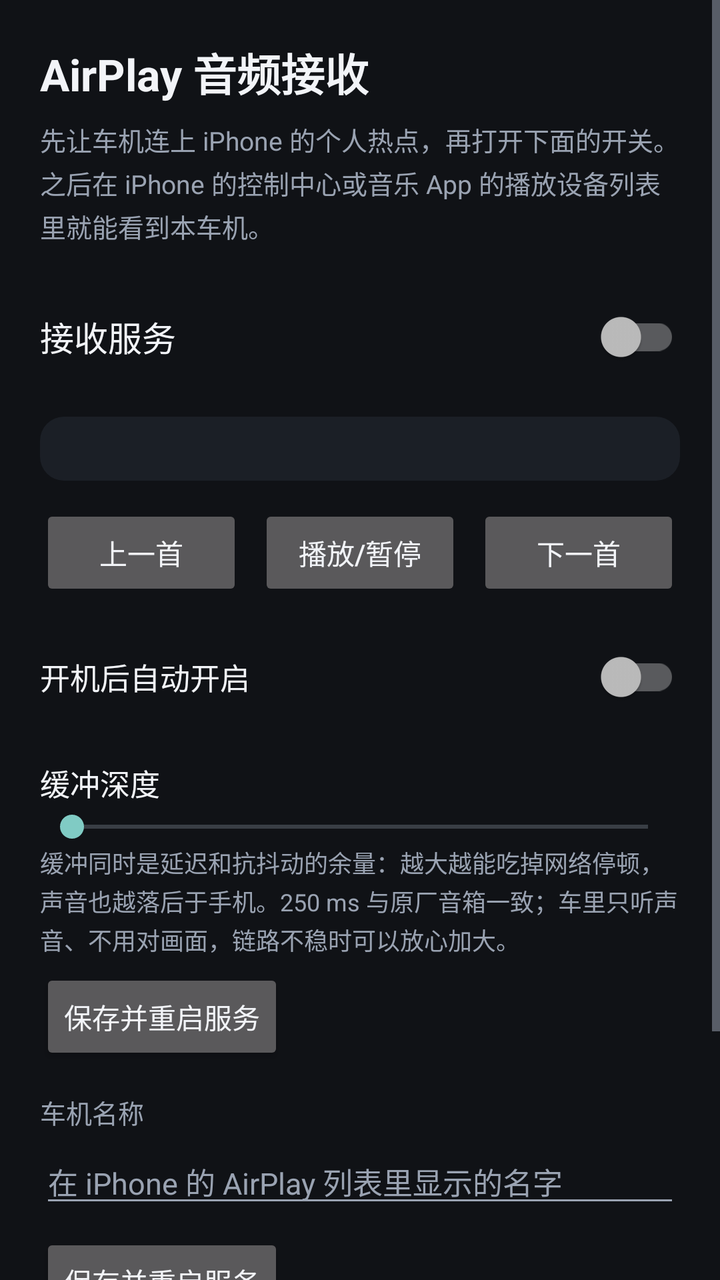
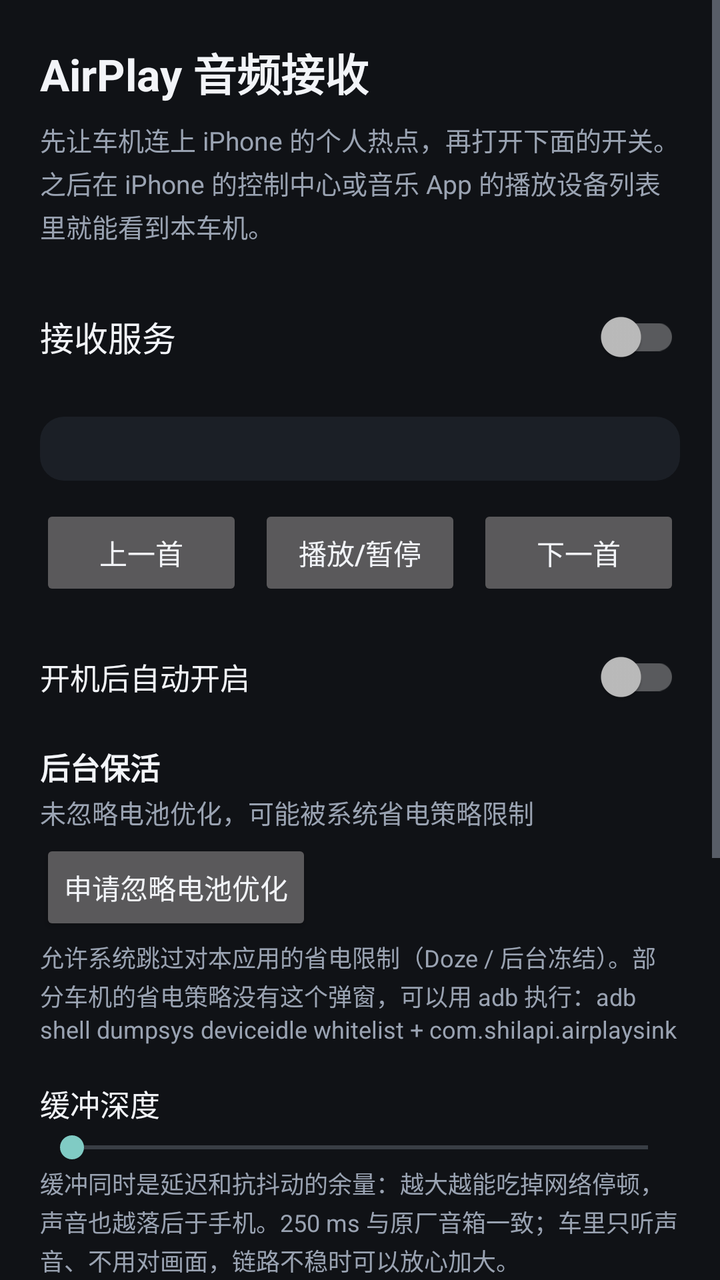

The first picture is an Android layout as it rendered before a commit; the second is the same layout after the commit. The layout source and the unified diff follow.
<!-- AndroidManifest.xml: activity theme Theme.AirPlaySink -->
<!-- res/layout/activity_main.xml -->
<?xml version="1.0" encoding="utf-8"?>
<ScrollView xmlns:android="http://schemas.android.com/apk/res/android"
    android:id="@+id/rootScroll"
    android:layout_width="match_parent"
    android:layout_height="match_parent"
    android:fillViewport="true"
    android:scrollbarStyle="outsideOverlay">

    <LinearLayout
        android:layout_width="match_parent"
        android:layout_height="wrap_content"
        android:orientation="vertical"
        android:padding="20dp">

        <TextView
            android:layout_width="wrap_content"
            android:layout_height="wrap_content"
            android:text="@string/ui_headline"
            android:textColor="@color/sink_text"
            android:textSize="22sp"
            android:textStyle="bold" />

        <TextView
            android:layout_width="match_parent"
            android:layout_height="wrap_content"
            android:layout_marginTop="8dp"
            android:lineSpacingExtra="3dp"
            android:text="@string/ui_hint"
            android:textColor="@color/sink_text_dim"
            android:textSize="13sp" />

        <androidx.appcompat.widget.SwitchCompat
            android:id="@+id/serviceSwitch"
            android:layout_width="match_parent"
            android:layout_height="wrap_content"
            android:layout_marginTop="18dp"
            android:minHeight="56dp"
            android:text="@string/ui_service_switch"
            android:textColor="@color/sink_text"
            android:textSize="17sp" />

        <LinearLayout
            android:id="@+id/statusCard"
            android:layout_width="match_parent"
            android:layout_height="wrap_content"
            android:layout_marginTop="12dp"
            android:background="@drawable/bg_card"
            android:orientation="vertical"
            android:padding="16dp" />

        <LinearLayout
            android:layout_width="match_parent"
            android:layout_height="wrap_content"
            android:layout_marginTop="12dp"
            android:orientation="horizontal">

            <Button
                android:id="@+id/previousButton"
                android:layout_width="0dp"
                android:layout_height="wrap_content"
                android:layout_weight="1"
                android:enabled="false"
                android:minWidth="0dp"
                android:text="@string/ui_control_previous" />

            <Button
                android:id="@+id/playPauseButton"
                android:layout_width="0dp"
                android:layout_height="wrap_content"
                android:layout_marginStart="8dp"
                android:layout_marginEnd="8dp"
                android:layout_weight="1"
                android:enabled="false"
                android:minWidth="0dp"
                android:text="@string/ui_control_play_pause" />

            <Button
                android:id="@+id/nextButton"
                android:layout_width="0dp"
                android:layout_height="wrap_content"
                android:layout_weight="1"
                android:enabled="false"
                android:minWidth="0dp"
                android:text="@string/ui_control_next" />
        </LinearLayout>

        <androidx.appcompat.widget.SwitchCompat
            android:id="@+id/bootSwitch"
            android:layout_width="match_parent"
            android:layout_height="wrap_content"
            android:layout_marginTop="14dp"
            android:minHeight="48dp"
            android:text="@string/ui_start_on_boot"
            android:textColor="@color/sink_text"
            android:textSize="15sp" />

        <LinearLayout
            android:layout_width="match_parent"
            android:layout_height="wrap_content"
            android:layout_marginTop="18dp"
            android:gravity="center_vertical"
            android:orientation="horizontal">

            <TextView
                android:layout_width="0dp"
                android:layout_height="wrap_content"
                android:layout_weight="1"
                android:text="@string/ui_buffer"
                android:textColor="@color/sink_text"
                android:textSize="15sp" />

            <TextView
                android:id="@+id/bufferValue"
                android:layout_width="wrap_content"
                android:layout_height="wrap_content"
                android:textColor="@color/sink_text"
                android:textSize="15sp"
                android:textStyle="bold" />
        </LinearLayout>

        <SeekBar
            android:id="@+id/bufferSeek"
            android:layout_width="match_parent"
            android:layout_height="wrap_content"
            android:layout_marginTop="2dp"
            android:max="6" />

        <TextView
            android:id="@+id/bufferHint"
            android:layout_width="match_parent"
            android:layout_height="wrap_content"
            android:lineSpacingExtra="2dp"
            android:text="@string/ui_buffer_hint"
            android:textColor="@color/sink_text_dim"
            android:textSize="12sp" />

        <Button
            android:id="@+id/applyBufferButton"
            android:layout_width="wrap_content"
            android:layout_height="wrap_content"
            android:layout_marginTop="6dp"
            android:text="@string/ui_apply_buffer" />

        <TextView
            android:layout_width="wrap_content"
            android:layout_height="wrap_content"
            android:layout_marginTop="14dp"
            android:text="@string/ui_device_name"
            android:textColor="@color/sink_text_dim"
            android:textSize="13sp" />

        <EditText
            android:id="@+id/deviceNameInput"
            android:layout_width="match_parent"
            android:layout_height="wrap_content"
            android:layout_marginTop="4dp"
            android:hint="@string/ui_device_name_hint"
            android:importantForAutofill="no"
            android:inputType="text"
            android:maxLines="1"
            android:textColor="@color/sink_text"
            android:textColorHint="@color/sink_text_dim"
            android:textSize="15sp" />

        <Button
            android:id="@+id/applyNameButton"
            android:layout_width="wrap_content"
            android:layout_height="wrap_content"
            android:layout_marginTop="8dp"
            android:text="@string/ui_apply_name" />

        <LinearLayout
            android:layout_width="match_parent"
            android:layout_height="wrap_content"
            android:layout_marginTop="22dp"
            android:gravity="center_vertical"
            android:orientation="horizontal">

            <TextView
                android:layout_width="0dp"
                android:layout_height="wrap_content"
                android:layout_weight="1"
                android:text="@string/ui_log"
                android:textColor="@color/sink_text"
                android:textSize="15sp"
                android:textStyle="bold" />

            <Button
                android:id="@+id/copyLogButton"
                style="?android:attr/buttonBarButtonStyle"
                android:layout_width="wrap_content"
                android:layout_height="wrap_content"
                android:minWidth="0dp"
                android:text="@string/ui_copy_log" />

            <Button
                android:id="@+id/clearLogButton"
                style="?android:attr/buttonBarButtonStyle"
                android:layout_width="wrap_content"
                android:layout_height="wrap_content"
                android:minWidth="0dp"
                android:text="@string/ui_clear_log" />
        </LinearLayout>

        <TextView
            android:id="@+id/logText"
            android:layout_width="match_parent"
            android:layout_height="wrap_content"
            android:layout_marginTop="6dp"
            android:background="@drawable/bg_card"
            android:fontFamily="monospace"
            android:lineSpacingExtra="2dp"
            android:padding="10dp"
            android:textColor="@color/sink_text_dim"
            android:textIsSelectable="true"
            android:textSize="10sp" />
    </LinearLayout>
</ScrollView>
<!-- resources referenced by this layout -->
<resources>
  <color name="sink_text">#FFF2F4F8</color>
  <color name="sink_text_dim">#FF9AA3B2</color>
  <!-- drawable bg_card (drawable) -->
  <?xml version="1.0" encoding="utf-8"?>
  <shape xmlns:android="http://schemas.android.com/apk/res/android"
      android:shape="rectangle">
      <solid android:color="@color/sink_surface" />
      <corners android:radius="12dp" />
  </shape>
  <string name="ui_apply_buffer">保存并重启服务</string>
  <string name="ui_apply_name">保存并重启服务</string>
  <string name="ui_buffer">缓冲深度</string>
  <string name="ui_buffer_hint">缓冲同时是延迟和抗抖动的余量：越大越能吃掉网络停顿，声音也越落后于手机。250 ms 与原厂音箱一致；车里只听声音、不用对画面，链路不稳时可以放心加大。</string>
  <string name="ui_clear_log">清空</string>
  <string name="ui_control_next">下一首</string>
  <string name="ui_control_play_pause">播放/暂停</string>
  <string name="ui_control_previous">上一首</string>
  <string name="ui_copy_log">复制</string>
  <string name="ui_device_name">车机名称</string>
  <string name="ui_device_name_hint">在 iPhone 的 AirPlay 列表里显示的名字</string>
  <string name="ui_headline">AirPlay 音频接收</string>
  <string name="ui_hint">先让车机连上 iPhone 的个人热点，再打开下面的开关。之后在 iPhone 的控制中心或音乐 App 的播放设备列表里就能看到本车机。</string>
  <string name="ui_log">运行日志</string>
  <string name="ui_service_switch">接收服务</string>
  <string name="ui_start_on_boot">开机后自动开启</string>
  <style name="Theme.AirPlaySink" parent="Theme.AppCompat.NoActionBar">
          <item name="android:windowBackground">@color/sink_background</item>
          <item name="android:colorBackground">@color/sink_background</item>
          <item name="android:textColorPrimary">@color/sink_text</item>
          <item name="android:textColorSecondary">@color/sink_text_dim</item>
          <item name="android:statusBarColor" tools:targetApi="21">@color/sink_background</item>
          <item name="android:navigationBarColor" tools:targetApi="21">@color/sink_background</item>
      </style>
  <color name="sink_surface">#FF1B1F26</color>
  <color name="sink_background">#FF101216</color>
</resources>

<!-- the commit's change to res/layout/activity_main.xml (unified diff, before → after) -->
@@ -94,6 +94,40 @@
             android:textColor="@color/sink_text"
             android:textSize="15sp" />
 
+        <TextView
+            android:layout_width="wrap_content"
+            android:layout_height="wrap_content"
+            android:layout_marginTop="10dp"
+            android:text="@string/ui_battery"
+            android:textColor="@color/sink_text"
+            android:textSize="15sp"
+            android:textStyle="bold" />
+
+        <TextView
+            android:id="@+id/batteryState"
+            android:layout_width="wrap_content"
+            android:layout_height="wrap_content"
+            android:layout_marginTop="2dp"
+            android:text="@string/ui_battery_state_not_exempt"
+            android:textColor="@color/sink_text_dim"
+            android:textSize="13sp" />
+
+        <Button
+            android:id="@+id/batteryApplyButton"
+            android:layout_width="wrap_content"
+            android:layout_height="wrap_content"
+            android:layout_marginTop="4dp"
+            android:text="@string/ui_battery_apply" />
+
+        <TextView
+            android:layout_width="match_parent"
+            android:layout_height="wrap_content"
+            android:layout_marginTop="2dp"
+            android:lineSpacingExtra="2dp"
+            android:text="@string/ui_battery_hint"
+            android:textColor="@color/sink_text_dim"
+            android:textSize="12sp" />
+
         <LinearLayout
             android:layout_width="match_parent"
             android:layout_height="wrap_content"
<!-- resource entries referenced after the edit -->
@@ -11,6 +11,10 @@
   </shape>
   <string name="ui_apply_buffer">保存并重启服务</string>
   <string name="ui_apply_name">保存并重启服务</string>
+  <string name="ui_battery">后台保活</string>
+  <string name="ui_battery_apply">申请忽略电池优化</string>
+  <string name="ui_battery_hint">允许系统跳过对本应用的省电限制（Doze / 后台冻结）。部分车机的省电策略没有这个弹窗，可以用 adb 执行：adb shell dumpsys deviceidle whitelist + com.shilapi.airplaysink</string>
+  <string name="ui_battery_state_not_exempt">未忽略电池优化，可能被系统省电策略限制</string>
   <string name="ui_buffer">缓冲深度</string>
   <string name="ui_buffer_hint">缓冲同时是延迟和抗抖动的余量：越大越能吃掉网络停顿，声音也越落后于手机。250 ms 与原厂音箱一致；车里只听声音、不用对画面，链路不稳时可以放心加大。</string>
   <string name="ui_clear_log">清空</string>
